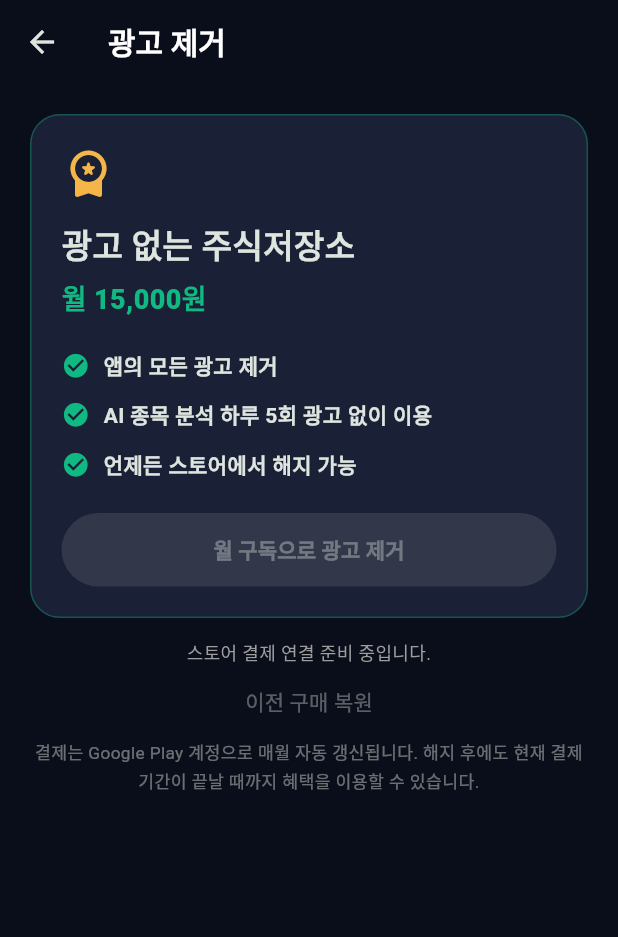
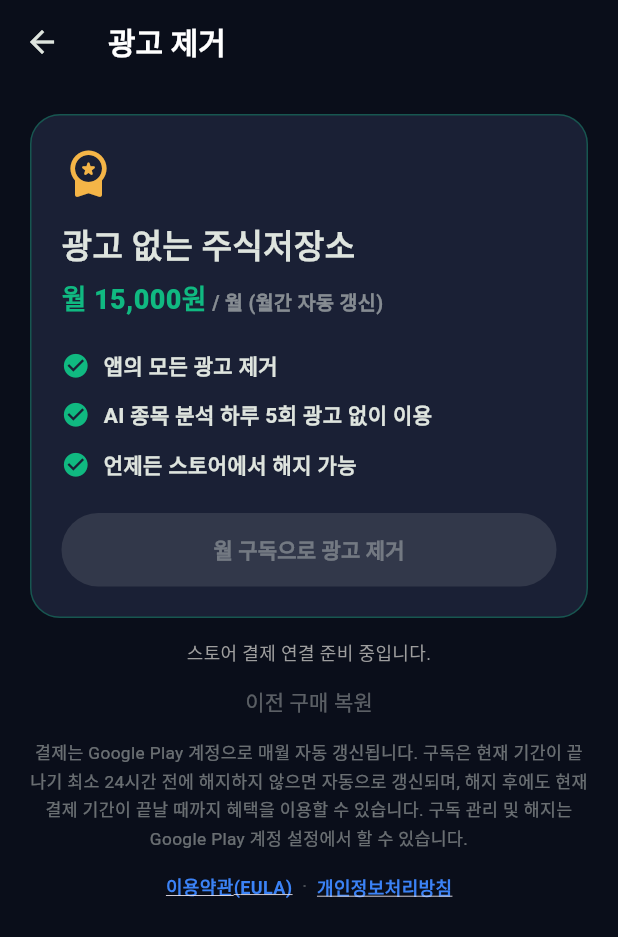
Before and after one commit to alstjr0307/stockstorage, a Flutter app: the SubscriptionScreen screen opened directly, on a phone screen of 412 x 824 dp. Shown: the top 937 px of the screen. Run offline on Flutter 3.47's test engine with Material 3 defaults, Android fonts, the phone set to English and light mode, and no system bars; our stand-ins replace app_links, cached_network_image, cloud_firestore, cloud_functions, firebase_analytics, firebase_auth and 13 more; missing offline and left inert: app_tracking_transparency, dart_jsonwebtoken, facebook_app_events, firebase_app_check, kakao_flutter_sdk_user, purchases_flutter; accounts and stored records are empty; generated files the repository leaves out were written again; Roboto replaces fonts that are missing (Pretendard).

Commit message:
Add subscription EULA/privacy links, harden social login
App Store review 6.3.0 fixes:
- Guideline 3.1.2(c): add Terms of Use (EULA) and Privacy Policy
  links to the subscription purchase flow and profile settings;
  make monthly subscription length explicit next to the price.
- Guideline 2.1(a): guard the post-auth nickname Firestore read so
  an already-authenticated Google/Apple/Kakao user is never shown a
  login error from a transient read failure.

Co-Authored-By: Claude Opus 4.8 <noreply@anthropic.com>

```diff
--- a/lib/screens/login_screen.dart
+++ b/lib/screens/login_screen.dart
@@ -594,7 +594,15 @@ class _LoginScreenState extends State<LoginScreen> {
   Future<bool> _ensureNickname(String uid) async {
     while (true) {
       if (!mounted) return false;
-      final existing = await _firestoreService.getNickname(uid);
+      final String? existing;
+      try {
+        existing = await _firestoreService.getNickname(uid);
+      } catch (_) {
+        // 이미 로그인(인증)은 성공한 상태. 닉네임 조회가 일시적으로 실패해도
+        // 로그인 실패처럼 보이는 에러를 띄우지 않고 그대로 입장시킨다.
+        // (닉네임은 홈 화면에서 다시 설정을 유도한다.)
+        return true;
+      }
       if (existing != null && existing.isNotEmpty) return true;
       if (!mounted) return false;
       await _showNicknameDialog(uid);
--- a/lib/screens/profile_screen.dart
+++ b/lib/screens/profile_screen.dart
@@ -6,6 +6,7 @@ import '../providers/theme_provider.dart';
 import '../services/ad_service.dart';
 import '../services/firestore_service.dart';
 import '../services/subscription_service.dart';
+import '../utils/link_utils.dart';
 import '../widgets/user_level_avatar.dart';
 import 'my_comments_screen.dart';
 import 'my_posts_screen.dart';
@@ -229,6 +230,16 @@ class _ProfileScreenState extends State<ProfileScreen> {
                     activeThumbColor: _accent,
                   ),
                 ),
+              ),
+              _row(
+                icon: Icons.description_outlined,
+                label: '이용약관 (EULA)',
+                onTap: () => openExternalUrl(kTermsOfUseUrl),
+              ),
+              _row(
+                icon: Icons.privacy_tip_outlined,
+                label: '개인정보처리방침',
+                onTap: () => openExternalUrl(kPrivacyPolicyUrl),
               ),
               _row(
                 icon: Icons.logout_rounded,
--- a/lib/screens/subscription_screen.dart
+++ b/lib/screens/subscription_screen.dart
@@ -4,6 +4,7 @@ import 'package:flutter/material.dart';
 import 'package:provider/provider.dart';
 
 import '../services/subscription_service.dart';
+import '../utils/link_utils.dart';
 
 class SubscriptionScreen extends StatelessWidget {
   const SubscriptionScreen({super.key});
@@ -47,6 +48,10 @@ class SubscriptionScreen extends StatelessWidget {
                   ),
                 ),
                 const SizedBox(height: 6),
+                Row(
+                  crossAxisAlignment: CrossAxisAlignment.baseline,
+                  textBaseline: TextBaseline.alphabetic,
+                  children: [
                     Text(
                       subscription.displayPrice,
                       style: const TextStyle(
@@ -54,6 +59,16 @@ class SubscriptionScreen extends StatelessWidget {
                         fontSize: 18,
                         fontWeight: FontWeight.w800,
                       ),
+                    ),
+                    Text(
+                      ' / 월 (월간 자동 갱신)',
+                      style: TextStyle(
+                        color: cs.onSurface.withValues(alpha: 0.55),
+                        fontSize: 13,
+                        fontWeight: FontWeight.w600,
+                      ),
+                    ),
+                  ],
                 ),
                 const SizedBox(height: 20),
                 const _BenefitRow(text: '앱의 모든 광고 제거'),
@@ -121,7 +136,9 @@ class SubscriptionScreen extends StatelessWidget {
           ),
           Text(
             '결제는 ${Platform.isIOS ? 'App Store' : 'Google Play'} 계정으로 매월 자동 갱신됩니다. '
-            '해지 후에도 현재 결제 기간이 끝날 때까지 혜택을 이용할 수 있습니다.',
+            '구독은 현재 기간이 끝나기 최소 24시간 전에 해지하지 않으면 자동으로 갱신되며, '
+            '해지 후에도 현재 결제 기간이 끝날 때까지 혜택을 이용할 수 있습니다. '
+            '구독 관리 및 해지는 ${Platform.isIOS ? 'App Store' : 'Google Play'} 계정 설정에서 할 수 있습니다.',
             textAlign: TextAlign.center,
             style: TextStyle(
               color: cs.onSurface.withValues(alpha: 0.45),
@@ -129,6 +146,28 @@ class SubscriptionScreen extends StatelessWidget {
               height: 1.55,
             ),
           ),
+          const SizedBox(height: 14),
+          Row(
+            mainAxisAlignment: MainAxisAlignment.center,
+            children: [
+              _LegalLink(
+                label: '이용약관(EULA)',
+                onTap: () => openExternalUrl(kTermsOfUseUrl),
+              ),
+              Text(
+                '  ·  ',
+                style: TextStyle(
+                  color: cs.onSurface.withValues(alpha: 0.3),
+                  fontSize: 12,
+                ),
+              ),
+              _LegalLink(
+                label: '개인정보처리방침',
+                onTap: () => openExternalUrl(kPrivacyPolicyUrl),
+              ),
+            ],
+          ),
+          const SizedBox(height: 8),
         ],
       ),
     );
@@ -163,6 +202,30 @@ class SubscriptionScreen extends StatelessWidget {
   }
 }
 
+class _LegalLink extends StatelessWidget {
+  const _LegalLink({required this.label, required this.onTap});
+
+  final String label;
+  final VoidCallback onTap;
+
+  @override
+  Widget build(BuildContext context) {
+    return GestureDetector(
+      onTap: onTap,
+      behavior: HitTestBehavior.opaque,
+      child: Text(
+        label,
+        style: const TextStyle(
+          color: Color(0xFF3B82F6),
+          fontSize: 12,
+          fontWeight: FontWeight.w600,
+          decoration: TextDecoration.underline,
+        ),
+      ),
+    );
+  }
+}
+
 class _BenefitRow extends StatelessWidget {
   const _BenefitRow({required this.text});
 
--- a/lib/utils/link_utils.dart
+++ b/lib/utils/link_utils.dart
@@ -6,6 +6,13 @@ final RegExp _urlRegex = RegExp(
   r'(https?:\/\/[^\s<>\)\]\}"　]+|www\.[^\s<>\)\]\}"　]+)',
   caseSensitive: false,
 );
+
+/// 법적 고지 링크. 구독 결제 화면 및 설정에서 사용.
+/// 개인정보처리방침은 자체 호스팅, 이용약관(EULA)은 Apple 표준 EULA 사용.
+const String kPrivacyPolicyUrl =
+    'https://tofusoft-software.github.io/Stockstorage/privacy.html';
+const String kTermsOfUseUrl =
+    'https://www.apple.com/legal/internet-services/itunes/dev/stdeula/';
 
 Future<void> openExternalUrl(String raw) async {
   var url = raw.trim();
```
Lines whose indentation alone changed are shown as unchanged.
